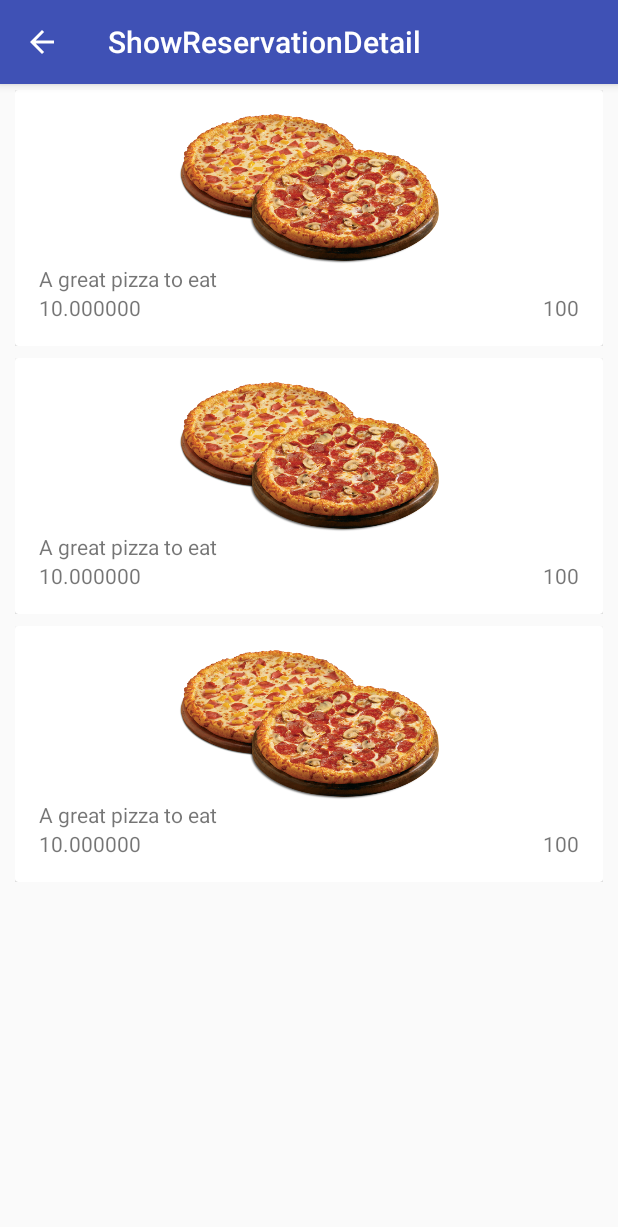
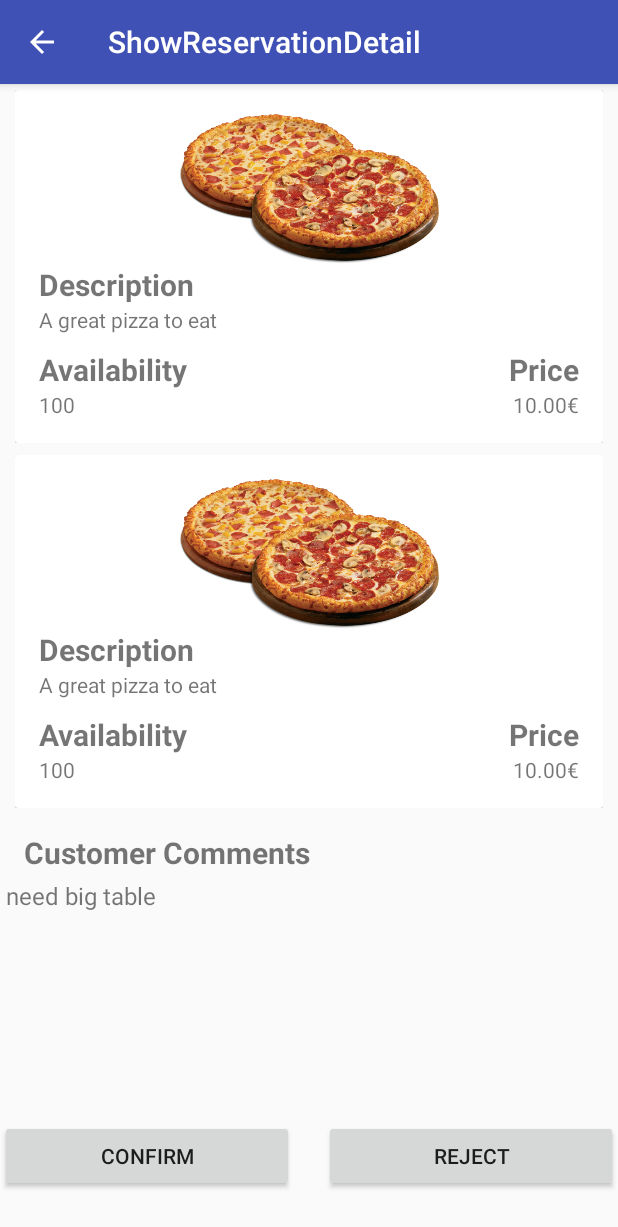
Before and after one commit to pmgrp/Lab2, an Android app: the ShowReservations screen opened directly, with no data from a screen before it, after a tap on "SHOW ORDERS", on a phone screen of 412 x 824 dp. Shown: the top 1227 px of the screen. Run offline under Robolectric (Android 15) with nearby library versions, the phone set to English and light mode, and no system bars.

Commit message:
Added buttons
Button to accept reservation decrease quantity of dishes in reservation

```diff
--- a/app/src/main/java/com/sorbellini/s214631/lab2/ResDetAdapter.java
+++ b/app/src/main/java/com/sorbellini/s214631/lab2/ResDetAdapter.java
@@ -31,6 +31,8 @@ public class ResDetAdapter extends RecyclerView.Adapter<ResDetAdapter.DishViewHo
         TextView dishDescription;
         TextView dishPrice;
         TextView dishAvailability;
+        Button reservationConfirm;
+        Button reservationReject;
 
         DishViewHolder(View itemView){
             super(itemView);
@@ -58,7 +60,7 @@ public class ResDetAdapter extends RecyclerView.Adapter<ResDetAdapter.DishViewHo
     public void onBindViewHolder(final DishViewHolder dishViewHolder, int i) {
         dishViewHolder.dishImage.setImageURI(orderedDishes.get(i).getPhoto());
         dishViewHolder.dishDescription.setText(orderedDishes.get(i).getDescription());
-        dishViewHolder.dishPrice.setText(String.format(Locale.getDefault(),"%f", orderedDishes.get(i).getPrice()));
+        dishViewHolder.dishPrice.setText(String.format(Locale.getDefault(),"%.2f", orderedDishes.get(i).getPrice()) + "€");
         dishViewHolder.dishAvailability.setText(String.format(Locale.getDefault(),"%d", orderedDishes.get(i).getAvailability()));
     }
 
--- a/app/src/main/java/com/sorbellini/s214631/lab2/Reservation.java
+++ b/app/src/main/java/com/sorbellini/s214631/lab2/Reservation.java
@@ -12,22 +12,28 @@ import java.util.Date;
  * Created by eugeniosorbellini on 01/04/16.
  */
 public class Reservation implements Parcelable {
+    public static final int ARRIVED = 0;
+    public static final int CONFIRMED = 1;
+    public static final int REJECTED = 2;
     private Customer customer;
     public ArrayList<Dish> orderedDishes;
     private String time;
     private String comment;
+    private int status;
 
     public Reservation(){
         this.customer = null;
         this.orderedDishes = new ArrayList<Dish>();
         this.time = null;
         this.comment = null;
+        this.status = ARRIVED;
     }
 
     //getter
     public Customer getCustomer(){ return this.customer; }
     public String getTime(){ return this.time; }
     public String getComment(){ return this.comment; }
+    public int getStatus(){ return this.status; }
 
     //setter
     public void setCustomer(Customer customer){
@@ -40,6 +46,8 @@ public class Reservation implements Parcelable {
 
     public void setComment(String comment){ this.comment = comment; }
 
+    public void setStatus(int status){ this.status = status; }
+
 
     @Override
     public int describeContents(){
@@ -51,9 +59,10 @@ public class Reservation implements Parcelable {
         //write inner class
         dest.writeParcelable(this.customer, flags);
         //write list of classes
-        //dest.writeTypedList(this.orderedDishes);
+        dest.writeTypedList(this.orderedDishes);
         dest.writeString(this.time);
         dest.writeString(this.comment);
+        dest.writeInt(this.status);
     }
 
     //Creator
@@ -72,9 +81,10 @@ public class Reservation implements Parcelable {
         //read inner class
         this.customer = in.readParcelable(Customer.class.getClassLoader());
         //read array list of classes
-        //in.readTypedList(this.orderedDishes, Dish.CREATOR);
+        this.orderedDishes = in.createTypedArrayList(Dish.CREATOR);
         this.time = in.readString();
         this.comment = in.readString();
+        this.status = in.readInt();
     }
 
 }
--- a/app/src/main/java/com/sorbellini/s214631/lab2/ReservationDetails.java
+++ b/app/src/main/java/com/sorbellini/s214631/lab2/ReservationDetails.java
@@ -7,11 +7,18 @@ import android.support.v7.widget.LinearLayoutManager;
 import android.support.v7.widget.RecyclerView;
 import android.support.v7.widget.Toolbar;
 import android.util.Log;
+import android.view.MenuItem;
+import android.view.View;
+import android.widget.Button;
+import android.widget.TextView;
 
 import java.util.ArrayList;
 import java.util.List;
 
 public class ReservationDetails extends AppCompatActivity {
+
+    ArrayList<Reservation> reservations = new ArrayList<>();
+    int index;
 
     @Override
     protected void onCreate(Bundle savedInstanceState) {
@@ -21,12 +28,40 @@ public class ReservationDetails extends AppCompatActivity {
         setSupportActionBar(toolbar);
         getSupportActionBar().setDisplayHomeAsUpEnabled(true);
         Bundle b = getIntent().getExtras();
-        Reservation res = b.getParcelable("reservation");
-        ArrayList<Dish> dishes = (ArrayList) b.getParcelableArrayList("orderedDishes");
+        reservations = b.getParcelableArrayList("reservations");
+        index = b.getInt("index");
         RecyclerView rv = (RecyclerView) findViewById(R.id.reservation_details);
         LinearLayoutManager llm = new LinearLayoutManager(this);
         rv.setLayoutManager(llm);
-        ResDetAdapter adapter = new ResDetAdapter(dishes);
+        final ResDetAdapter adapter = new ResDetAdapter(reservations.get(index).orderedDishes);
         rv.setAdapter(adapter);
+        TextView reservationComment = (TextView) findViewById(R.id.reservation_comment);
+        reservationComment.setText(reservations.get(index).getComment());
+        Button reservationConfirm = (Button) findViewById(R.id.reservation_confirm);
+        if (reservationConfirm != null) {
+            reservationConfirm.setOnClickListener(new View.OnClickListener() {
+                @Override
+                public void onClick(View v) {
+                    for (int i = 0; i < reservations.get(index).orderedDishes.size(); i++) {
+                        Dish dish = reservations.get(index).orderedDishes.get(i);
+                        if(dish.getAvailability() > 0) {
+                            reservations.get(index).orderedDishes.get(i).setAvailability((dish.getAvailability() - 1));
+                        }
+                    }
+                    Intent in = new Intent(v.getContext(), ShowReservations.class);
+                    in.putParcelableArrayListExtra("reservations", reservations);
+                    //in.putExtra("index",index);
+                    v.getContext().startActivity(in);
+                }
+            });
+        }
+    }
+
+    @Override
+    public boolean onOptionsItemSelected(MenuItem item) {
+        Intent intent = new Intent(this, ShowReservations.class);
+        intent.putParcelableArrayListExtra("reservations", reservations);
+        this.startActivity(intent);
+        return true;
     }
 }
--- a/app/src/main/java/com/sorbellini/s214631/lab2/ShResAdapter.java
+++ b/app/src/main/java/com/sorbellini/s214631/lab2/ShResAdapter.java
@@ -67,9 +67,10 @@ public class ShResAdapter extends RecyclerView.Adapter<ShResAdapter.ReservationV
             @Override
             public void onClick(View v){
                 Intent in = new Intent(v.getContext(), ReservationDetails.class);
-                in.putParcelableArrayListExtra("orderedDishes",
-                        (ArrayList)reservations.get(reservationViewHolder.getAdapterPosition()).orderedDishes);
-                in.putExtra("reservation", reservations.get(reservationViewHolder.getAdapterPosition()));
+                //in.putParcelableArrayListExtra("orderedDishes",
+                   //     (ArrayList)reservations.get(reservationViewHolder.getAdapterPosition()).orderedDishes);
+                in.putParcelableArrayListExtra("reservations", reservations);
+                in.putExtra("index", reservationViewHolder.getAdapterPosition());
                 v.getContext().startActivity(in);
             }
         });
--- a/app/src/main/java/com/sorbellini/s214631/lab2/ShowReservations.java
+++ b/app/src/main/java/com/sorbellini/s214631/lab2/ShowReservations.java
@@ -11,12 +11,15 @@ import android.support.v7.app.AppCompatActivity;
 import android.support.v7.widget.LinearLayoutManager;
 import android.support.v7.widget.RecyclerView;
 import android.support.v7.widget.Toolbar;
+import android.util.Log;
 import android.view.View;
 
 import java.util.ArrayList;
 
 public class ShowReservations extends AppCompatActivity {
 
+    ArrayList<Reservation> reservations;
+    ShResAdapter adapter;
     @Override
     protected void onCreate(Bundle savedInstanceState) {
         super.onCreate(savedInstanceState);
@@ -25,8 +28,15 @@ public class ShowReservations extends AppCompatActivity {
         setSupportActionBar(toolbar);
         getSupportActionBar().setDisplayHomeAsUpEnabled(true);
 
+        if(savedInstanceState != null){
+            reservations = savedInstanceState.getParcelableArrayList("reservations");
+            adapter.notifyDataSetChanged();
+        }
+        else {
+
             //dummy data for test
             //Restaurant restaurant = new Restaurant();
+            reservations = new ArrayList<>();
             Dish dish1 = new Dish();
             dish1.setAvailability(100);
             dish1.setDescription("A great pizza to eat");
@@ -34,42 +44,54 @@ public class ShowReservations extends AppCompatActivity {
             Uri imageUri = Uri.parse(ContentResolver.SCHEME_ANDROID_RESOURCE + "://" +
                     getResources().getResourcePackageName(R.drawable.pizza) + '/' +
                     getResources().getResourceTypeName(R.drawable.pizza) + '/' +
-                getResources().getResourceEntryName(R.drawable.pizza) );
-
+                    getResources().getResourceEntryName(R.drawable.pizza));
 
 
             dish1.setPhoto(imageUri);
             dish1.setPrice(10);
-        ArrayList<Reservation> reservations = new ArrayList<Reservation>();
             Customer cus1 = new Customer();
             cus1.setName("Pippo");
             cus1.setSurname("Bianchi");
             cus1.setPhone("123456789012");
-        for(int i=0;i<3;i++){
+            for (int i = 0; i < 5; i++) {
                 Reservation res = new Reservation();
                 res.setCustomer(cus1);
                 res.setTime("13:00");
                 res.setComment("need big table");
                 res.orderedDishes.add(dish1);
                 res.orderedDishes.add(dish1);
-            res.orderedDishes.add(dish1);
                 reservations.add(res);
+            }
+        }
+
+        //get updated data from other activities
+        //Reservation res = new Reservation();
+        Bundle b = getIntent().getExtras();
+        //int index=0;
+        if(b != null) {
+            reservations = b.getParcelableArrayList("reservations");
         }
 
         RecyclerView rv = (RecyclerView) findViewById(R.id.reservations);
         LinearLayoutManager llm = new LinearLayoutManager(this);
         rv.setLayoutManager(llm);
-        ShResAdapter adapter = new ShResAdapter(reservations);
+        adapter = new ShResAdapter(reservations);
         rv.setAdapter(adapter);
-
-
-
-
-
-
-
-
 
     }
 
+    @Override
+    public void onSaveInstanceState(Bundle savedInstanceState){
+        super.onSaveInstanceState(savedInstanceState);
+
+        savedInstanceState.putParcelableArrayList("reservations", reservations);
+
     }
+    @Override
+    public void onRestoreInstanceState(Bundle savedInsatnceState){
+        super.onRestoreInstanceState(savedInsatnceState);
+        reservations = savedInsatnceState.getParcelableArrayList("reservations");
+        adapter.notifyDataSetChanged();
+    }
+
+}
--- a/app/src/main/res/layout/activity_reservation_details.xml
+++ b/app/src/main/res/layout/activity_reservation_details.xml
@@ -16,18 +16,52 @@
         <android.support.v7.widget.RecyclerView
             android:layout_width="match_parent"
             android:layout_height="0dp"
-            android:layout_weight="0.7"
+            android:layout_weight="0.65"
             android:id="@+id/reservation_details"/>
         <LinearLayout
             android:layout_width="match_parent"
             android:layout_height="0dp"
             android:orientation="vertical"
-            android:layout_weight="0.3">
+            android:layout_weight="0.25">
+            <TextView
+                android:id="@+id/reservation_comment_title"
+                android:layout_width="match_parent"
+                android:layout_height="wrap_content"
+                android:paddingLeft="16dp"
+                android:textSize="20sp"
+                android:textStyle="bold"
+                android:text="Customer Comments"/>
+            <ScrollView
+                android:layout_width="match_parent"
+                android:layout_height="match_parent">
             <TextView
                 android:id="@+id/reservation_comment"
                 android:layout_width="match_parent"
-                android:layout_height="wrap_content" />
-
+                android:layout_height="wrap_content"
+                android:padding="4dp"
+                android:textSize="16sp"
+                android:text="Reservation Comment"/>
+            </ScrollView>
+        </LinearLayout>
+        <LinearLayout
+            android:layout_width="match_parent"
+            android:layout_height="0dp"
+            android:orientation="horizontal"
+            android:layout_weight="0.10">
+            <Button
+                android:id="@+id/reservation_confirm"
+                android:layout_width="0dp"
+                android:layout_height="wrap_content"
+                android:layout_marginRight="10dp"
+                android:layout_weight="1"
+                android:text="Confirm"/>
+            <Button
+                android:id="@+id/reservation_reject"
+                android:layout_width="0dp"
+                android:layout_height="wrap_content"
+                android:layout_marginLeft="10dp"
+                android:layout_weight="1"
+                android:text="Reject"/>
         </LinearLayout>
 
     </LinearLayout>
--- a/app/src/main/res/layout/reservation_dish_card.xml
+++ b/app/src/main/res/layout/reservation_dish_card.xml
@@ -24,25 +24,53 @@
                 android:layout_alignParentStart="true"
                 android:layout_alignParentLeft="true"/>
             <TextView
+                android:id="@+id/dish_description_title"
+                android:layout_width="match_parent"
+                android:layout_height="wrap_content"
+                android:layout_below="@id/dish_image"
+                android:textSize="20sp"
+                android:textStyle="bold"
+                android:text="Description"/>
+            <TextView
                 android:id="@+id/dish_description"
                 android:layout_width="match_parent"
                 android:layout_height="wrap_content"
-                android:layout_below="@id/dish_image"
+                android:layout_below="@id/dish_description_title"
                 android:text="Dish Description"/>
+            <TextView
+                android:id="@+id/dish_availability_title"
+                android:layout_width="wrap_content"
+                android:layout_height="wrap_content"
+                android:layout_marginTop="10dp"
+                android:textSize="20sp"
+                android:textStyle="bold"
+                android:text="Availability"
+                android:layout_below="@id/dish_description"
+                android:layout_alignParentLeft="true"/>
+            <TextView
+                android:id="@+id/dish_availability"
+                android:layout_width="wrap_content"
+                android:layout_height="wrap_content"
+                android:layout_below="@id/dish_availability_title"
+                android:layout_alignParentLeft="true"
+                android:text="Dish Availability" />
+            <TextView
+                android:id="@+id/dish_price_title"
+                android:layout_width="wrap_content"
+                android:layout_height="wrap_content"
+                android:layout_marginTop="10dp"
+                android:textSize="20sp"
+                android:textStyle="bold"
+                android:text="Price"
+                android:layout_below="@id/dish_description"
+                android:layout_alignParentRight="true"/>
             <TextView
                 android:id="@+id/dish_price"
                 android:layout_width="wrap_content"
                 android:layout_height="wrap_content"
-                android:layout_below="@id/dish_description"
-                android:layout_alignParentLeft="true"
+                android:layout_below="@id/dish_price_title"
+                android:layout_alignParentRight="true"
                 android:text="Dish Price"/>
-            <TextView
-                android:id="@+id/dish_availability"
-                android:layout_width="wrap_content"
-                android:layout_height="wrap_content"
-                android:layout_below="@id/dish_description"
-                android:layout_alignParentRight="true"
-                android:text="Dish Availability" />
         </RelativeLayout>
 
     </android.support.v7.widget.CardView>
```
Lines whose indentation alone changed are shown as unchanged.
